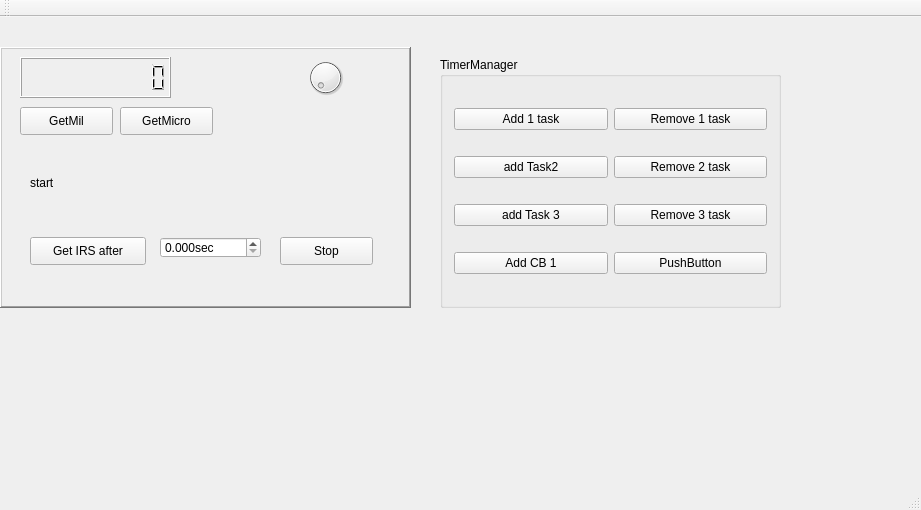
Old version of the form TimerManager/mainwindow.ui in the repository Anaga/TimerTaskManager.
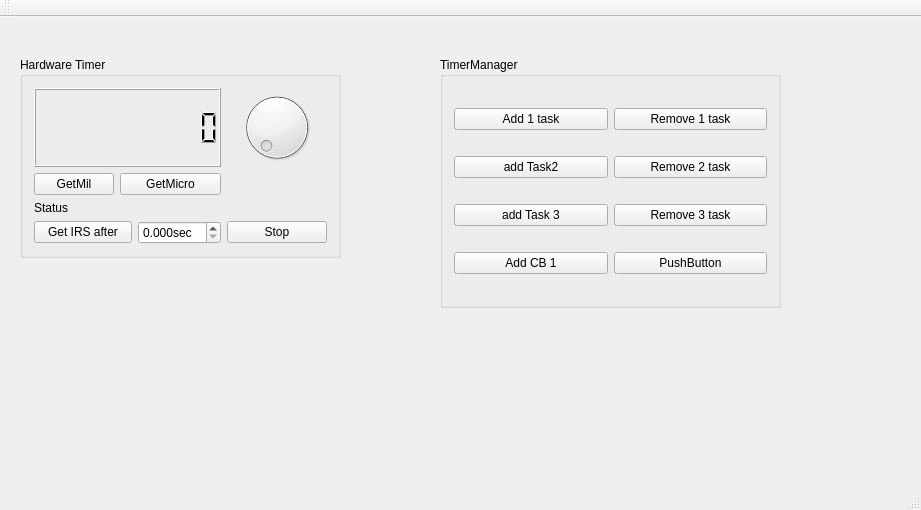
New version of the form.

Commit message: Small changes in UI, Fix spelling in label at Hw Timer

Diff of the .ui file:
```diff
--- a/TimerManager/mainwindow.ui
+++ b/TimerManager/mainwindow.ui
@@ -14,36 +14,21 @@
    <string>MainWindow</string>
   </property>
   <widget class="QWidget" name="centralWidget">
-   <widget class="QFrame" name="frame">
+   <widget class="QGroupBox" name="groupBox_HwTimer">
     <property name="geometry">
      <rect>
-      <x>0</x>
-      <y>30</y>
-      <width>411</width>
-      <height>261</height>
+      <x>20</x>
+      <y>40</y>
+      <width>321</width>
+      <height>201</height>
      </rect>
     </property>
-    <property name="frameShape">
-     <enum>QFrame::WinPanel</enum>
+    <property name="title">
+     <string>Hardware Timer</string>
     </property>
-    <property name="frameShadow">
-     <enum>QFrame::Raised</enum>
-    </property>
-    <property name="lineWidth">
-     <number>1</number>
-    </property>
-    <property name="midLineWidth">
-     <number>2</number>
-    </property>
+    <layout class="QGridLayout" name="gridLayout_2">
+     <item row="0" column="0" colspan="3">
     <widget class="QLCDNumber" name="lcdNumber">
-     <property name="geometry">
-      <rect>
-       <x>20</x>
-       <y>10</y>
-       <width>151</width>
-       <height>41</height>
-      </rect>
-     </property>
      <property name="smallDecimalPoint">
       <bool>false</bool>
      </property>
@@ -51,93 +36,37 @@
       <number>10</number>
      </property>
     </widget>
+     </item>
+     <item row="0" column="3">
     <widget class="QDial" name="dial">
      <property name="enabled">
       <bool>true</bool>
      </property>
-     <property name="geometry">
-      <rect>
-       <x>300</x>
-       <y>10</y>
-       <width>51</width>
-       <height>41</height>
-      </rect>
-     </property>
-    </widget>
+      </widget>
+     </item>
+     <item row="1" column="0">
     <widget class="QPushButton" name="pushButton_GetMil">
-     <property name="geometry">
-      <rect>
-       <x>20</x>
-       <y>60</y>
-       <width>93</width>
-       <height>28</height>
-      </rect>
-     </property>
      <property name="text">
       <string>GetMil</string>
      </property>
     </widget>
+     </item>
+     <item row="1" column="1" colspan="2">
     <widget class="QPushButton" name="pushButton_GetMicro">
-     <property name="geometry">
-      <rect>
-       <x>120</x>
-       <y>60</y>
-       <width>93</width>
-       <height>28</height>
-      </rect>
-     </property>
      <property name="text">
       <string>GetMicro</string>
      </property>
     </widget>
-    <widget class="QLabel" name="label_time">
-     <property name="geometry">
-      <rect>
-       <x>30</x>
-       <y>120</y>
-       <width>211</width>
-       <height>31</height>
-      </rect>
-     </property>
-     <property name="text">
-      <string>start</string>
-     </property>
-    </widget>
+     </item>
+     <item row="3" column="0" colspan="2">
     <widget class="QPushButton" name="pushButton_StartTimer">
-     <property name="geometry">
-      <rect>
-       <x>30</x>
-       <y>190</y>
-       <width>116</width>
-       <height>28</height>
-      </rect>
-     </property>
      <property name="text">
       <string>Get IRS after</string>
      </property>
     </widget>
-    <widget class="QPushButton" name="pushButton_Stop">
-     <property name="geometry">
-      <rect>
-       <x>280</x>
-       <y>190</y>
-       <width>93</width>
-       <height>28</height>
-      </rect>
-     </property>
-     <property name="text">
-      <string>Stop</string>
-     </property>
-    </widget>
+     </item>
+     <item row="3" column="2">
     <widget class="QDoubleSpinBox" name="doubleSpinBox">
-     <property name="geometry">
-      <rect>
-       <x>160</x>
-       <y>190</y>
-       <width>101</width>
-       <height>21</height>
-      </rect>
-     </property>
      <property name="suffix">
       <string>sec</string>
      </property>
@@ -145,6 +74,22 @@
       <number>3</number>
      </property>
     </widget>
+     </item>
+     <item row="3" column="3">
+      <widget class="QPushButton" name="pushButton_Stop">
+       <property name="text">
+        <string>Stop</string>
+       </property>
+      </widget>
+     </item>
+     <item row="2" column="0" colspan="4">
+      <widget class="QLabel" name="label_time">
+       <property name="text">
+        <string>Status</string>
+       </property>
+      </widget>
+     </item>
+    </layout>
    </widget>
    <widget class="QGroupBox" name="groupBox_TimerManager">
     <property name="geometry">
```
Lines whose indentation alone changed are shown as unchanged. The commit also changes 3 other files.
